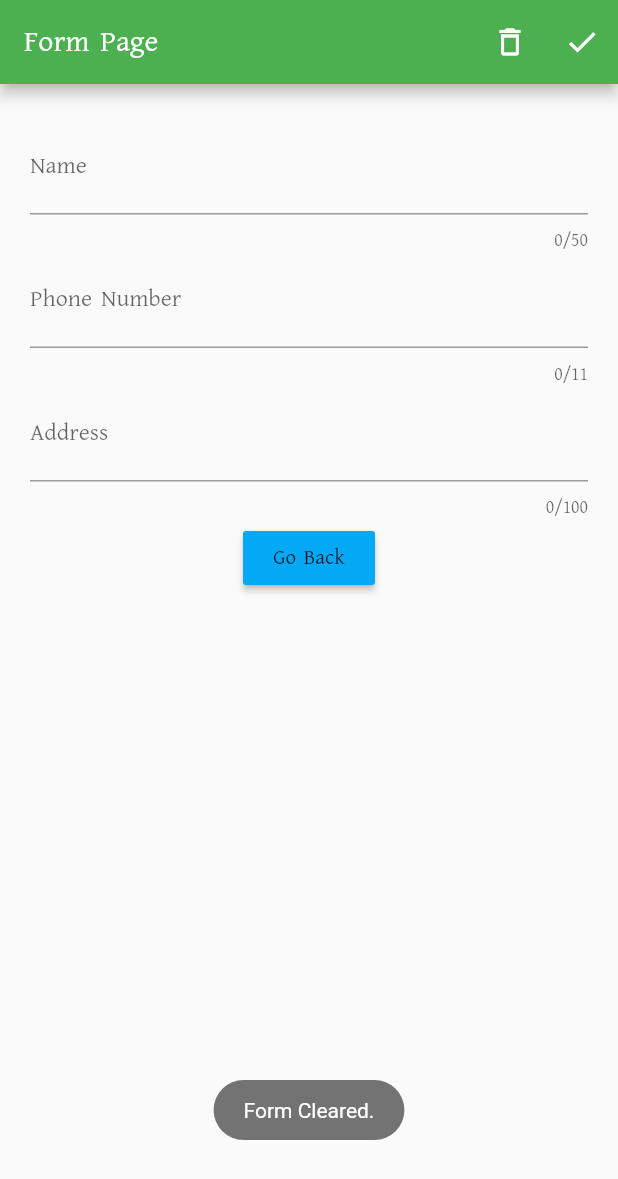
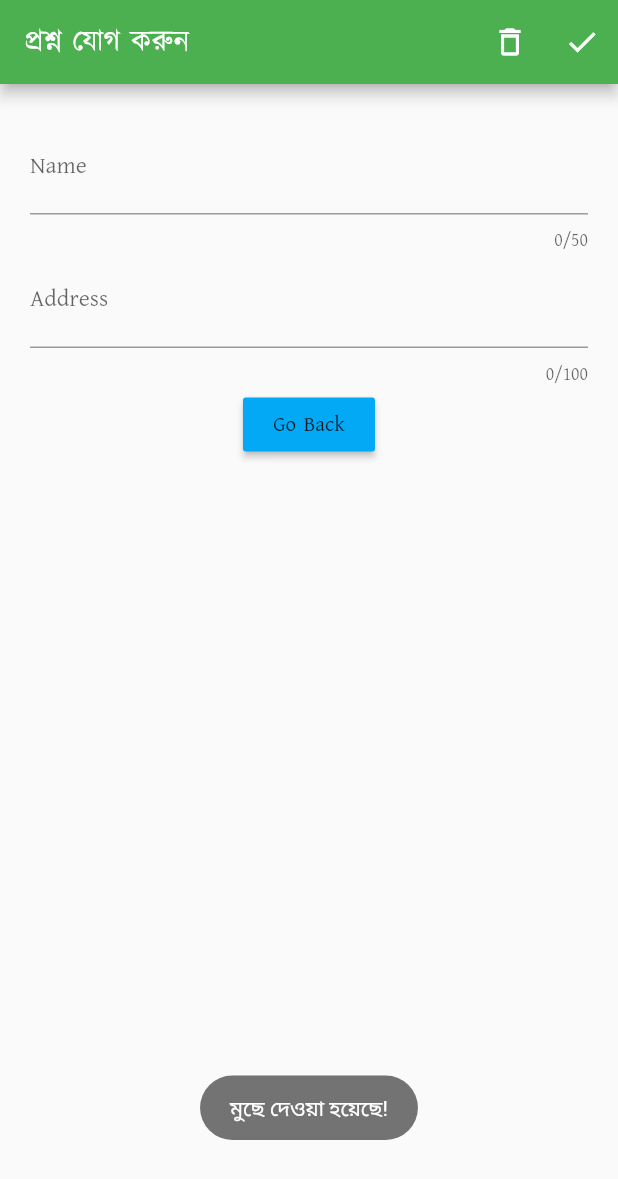
Before and after one commit to Azimul-Haque/flutter-onesignal, a Flutter app: the FormPage screen opened by its route, after a tap on the "delete outline" icon, on a phone screen of 412 x 824 dp. Shown: the top 1179 px of the screen. Run offline on Flutter 3.47's test engine with Material 2 defaults, Android fonts, the phone set to English and light mode, and no system bars; our stand-ins replace fluttertoast, shared_preferences, sqflite; missing offline and left inert: onesignal_flutter, slide_popup_dialog; accounts and stored records are empty; network calls fail.

Commit message:
ACXVXCV324

```diff
--- a/lib/pages/form.dart
+++ b/lib/pages/form.dart
@@ -17,9 +17,8 @@ class _FormPageState extends State<FormPage> {
     );
   }
 
-  var nameController = TextEditingController();
-  var phoneController = TextEditingController();
-  var addressController = TextEditingController();
+  var questionController = TextEditingController();
+  var answerController = TextEditingController();
 
   var name, phone, address;
 
@@ -33,23 +32,22 @@ class _FormPageState extends State<FormPage> {
     }
   }
   void handleReset() {
-    nameController.clear();
-    phoneController.clear();
-    addressController.clear();
+    questionController.clear();
+    answerController.clear();
   }
 
   @override
   Widget build(BuildContext context) {
     return Scaffold(
       appBar: AppBar(
-        title: Text("Form Page"),
+        title: Text("প্রশ্ন যোগ করুন"),
         automaticallyImplyLeading: false,
         actions: <Widget>[
           IconButton(
             icon: Icon(Icons.delete_outline),
             onPressed: () async{
               handleReset();
-              _showToast('Form Cleared.');
+              _showToast('মুছে দেওয়া হয়েছে!');
             },
             tooltip: "Clear Form",
           ),
@@ -72,7 +70,7 @@ class _FormPageState extends State<FormPage> {
                 key: formKey,
                 child: Column(children: <Widget>[
                   TextFormField(
-                    controller: nameController,
+                    controller: questionController,
                     maxLength: 50,
                     decoration: InputDecoration(
                       labelText: "Name",
@@ -81,29 +79,30 @@ class _FormPageState extends State<FormPage> {
                       if(value.length == 0) {
                         return "Name is required";
                       }
+                      return null;
                     },
                     onSaved: (value) {
                       this.name = value;
                     },
                   ),
+                  // TextFormField(
+                  //   controller: phoneController,
+                  //   keyboardType: TextInputType.number,
+                  //   maxLength: 11,
+                  //   decoration: InputDecoration(
+                  //     labelText: "Phone Number",
+                  //   ),
+                  //   validator: (value) {
+                  //     if(value.length < 11) {
+                  //       return "Phone Number must be 11 digits";
+                  //     }
+                  //   },
+                  //   onSaved: (value) {
+                  //     this.phone = value;
+                  //   },
+                  // ),
                   TextFormField(
-                    controller: phoneController,
-                    keyboardType: TextInputType.number,
-                    maxLength: 11,
-                    decoration: InputDecoration(
-                      labelText: "Phone Number",
-                    ),
-                    validator: (value) {
-                      if(value.length < 11) {
-                        return "Phone Number must be 11 digits";
-                      }
-                    },
-                    onSaved: (value) {
-                      this.phone = value;
-                    },
-                  ),
-                  TextFormField(
-                    controller: addressController,
+                    controller: answerController,
                     maxLength: 100,
                     decoration: InputDecoration(
                       labelText: "Address",
@@ -112,6 +111,7 @@ class _FormPageState extends State<FormPage> {
                       if(value.length == 0) {
                         return "Address is required";
                       }
+                      return null;
                     },
                     onSaved: (value) {
                       this.address = value;
```
Also changed, not shown: lib/main.dart (+10 -10 lines).
